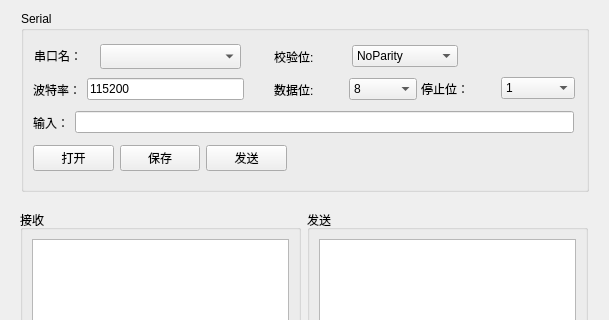
zhangxiaojian19926/c-_algorithm, file src/SerialNetTools/qt_ui/mainwindow.ui: the form before one commit; both pictures show x 0 to 609 and y 0 to 320 of the 609 by 500 pixel window.
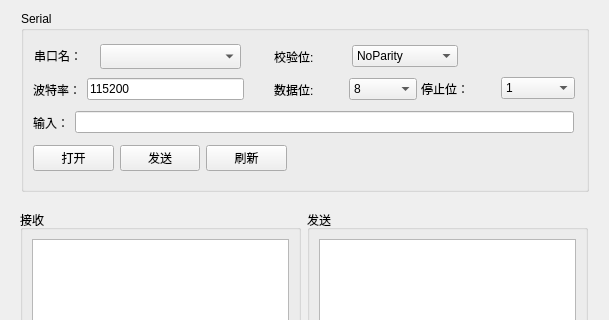
The form after the commit.

Commit message: 20240916 提交手动刷新串口列表

Patch:
```diff
--- a/src/SerialNetTools/qt_ui/mainwindow.ui
+++ b/src/SerialNetTools/qt_ui/mainwindow.ui
@@ -79,7 +79,7 @@
       </item>
      </layout>
     </widget>
-    <widget class="QWidget" name="layoutWidget">
+    <widget class="QWidget" name="layoutWidget2">
      <property name="geometry">
       <rect>
        <x>400</x>
@@ -122,7 +122,7 @@
       </item>
      </layout>
     </widget>
-    <widget class="QWidget" name="layoutWidget">
+    <widget class="QWidget" name="layoutWidget3">
      <property name="geometry">
       <rect>
        <x>253</x>
@@ -173,7 +173,7 @@
       </item>
      </layout>
     </widget>
-    <widget class="QWidget" name="layoutWidget">
+    <widget class="QWidget" name="layoutWidget4">
      <property name="geometry">
       <rect>
        <x>12</x>
@@ -199,7 +199,7 @@
       </item>
      </layout>
     </widget>
-    <widget class="QWidget" name="layoutWidget">
+    <widget class="QWidget" name="layoutWidget5">
      <property name="geometry">
       <rect>
        <x>12</x>
@@ -216,13 +216,6 @@
         </property>
        </widget>
       </item>
-      <item>
-       <widget class="QPushButton" name="pushButton_serialSave">
-        <property name="text">
-         <string>保存</string>
-        </property>
-       </widget>
-      </item>
       <item>
        <widget class="QPushButton" name="pushButton_serialSend">
         <property name="text">
@@ -230,9 +223,16 @@
         </property>
        </widget>
       </item>
+      <item>
+       <widget class="QPushButton" name="pushButton_serialFlush">
+        <property name="text">
+         <string>刷新</string>
+        </property>
+       </widget>
+      </item>
      </layout>
     </widget>
-    <widget class="QWidget" name="layoutWidget">
+    <widget class="QWidget" name="layoutWidget6">
      <property name="geometry">
       <rect>
        <x>12</x>
@@ -282,7 +282,7 @@
      </property>
     </widget>
    </widget>
-   <widget class="QWidget" name="layoutWidget">
+   <widget class="QWidget" name="layoutWidget7">
     <property name="geometry">
      <rect>
       <x>20</x>
```
Left out of the diff: 2 changed lines with no effect on the pictures. The commit also changes 3 other files.
